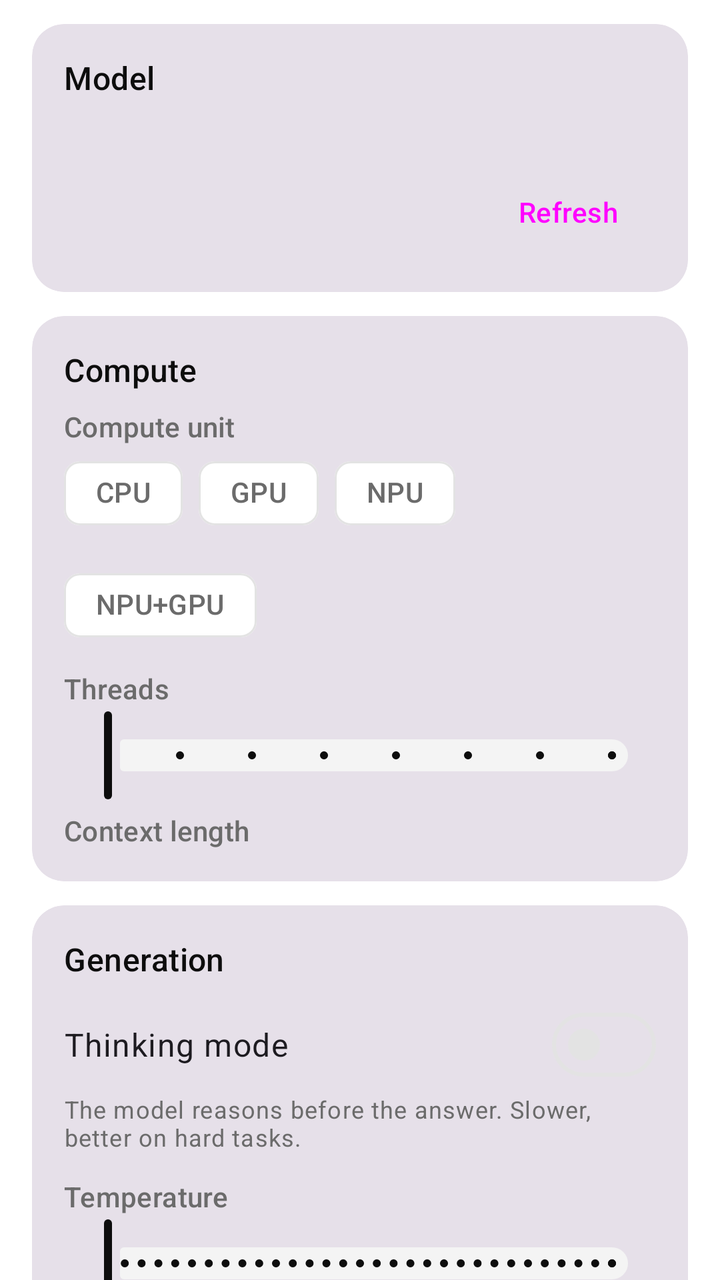
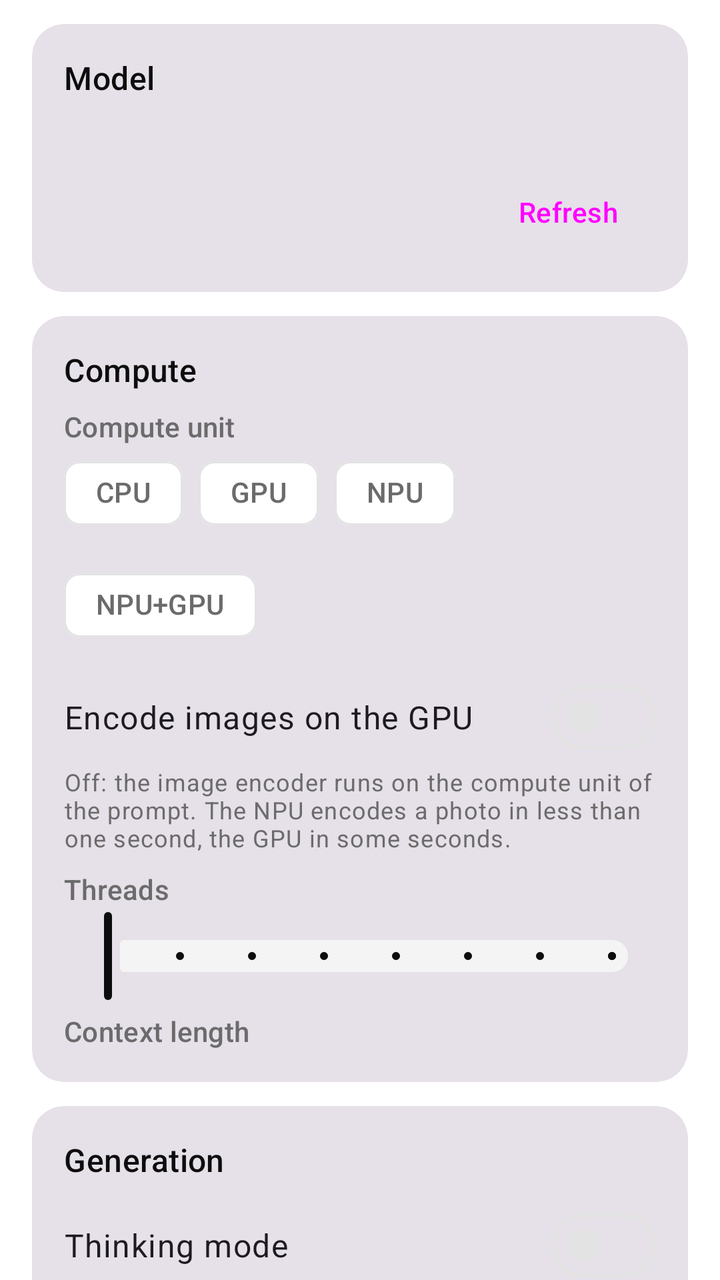

The first picture is an Android layout as it rendered before a commit; the second is the same layout after the commit. The layout source and the unified diff follow.
<!-- AndroidManifest.xml: application theme Theme.QwenMobile -->
<!-- res/layout/fragment_settings.xml -->
<?xml version="1.0" encoding="utf-8"?>
<androidx.core.widget.NestedScrollView xmlns:android="http://schemas.android.com/apk/res/android"
    xmlns:app="http://schemas.android.com/apk/res-auto"
    android:layout_width="match_parent"
    android:layout_height="match_parent"
    android:background="?attr/colorSurface"
    android:clipToPadding="false"
    android:fillViewport="true">

    <LinearLayout
        android:layout_width="match_parent"
        android:layout_height="wrap_content"
        android:orientation="vertical"
        android:paddingHorizontal="16dp"
        android:paddingTop="12dp"
        android:paddingBottom="24dp">

        
        <com.google.android.material.card.MaterialCardView
            style="?attr/materialCardViewFilledStyle"
            android:layout_width="match_parent"
            android:layout_height="wrap_content"
            android:layout_marginBottom="12dp"
            app:cardCornerRadius="16dp">

            <LinearLayout
                android:layout_width="match_parent"
                android:layout_height="wrap_content"
                android:orientation="vertical"
                android:padding="16dp">

                <TextView
                    android:layout_width="match_parent"
                    android:layout_height="wrap_content"
                    android:text="@string/settings_model"
                    android:textAppearance="?attr/textAppearanceTitleMedium"
                    android:textColor="?attr/colorOnSurface" />

                <TextView
                    android:id="@+id/modelHint"
                    android:layout_width="match_parent"
                    android:layout_height="wrap_content"
                    android:layout_marginTop="4dp"
                    android:layout_marginBottom="8dp"
                    android:textAppearance="?attr/textAppearanceBodySmall"
                    android:textColor="?attr/colorOnSurfaceVariant" />

                <LinearLayout
                    android:id="@+id/modelList"
                    android:layout_width="match_parent"
                    android:layout_height="wrap_content"
                    android:orientation="vertical" />

                <TextView
                    android:id="@+id/noModelsText"
                    android:layout_width="match_parent"
                    android:layout_height="wrap_content"
                    android:paddingVertical="8dp"
                    android:text="@string/settings_no_models"
                    android:textAppearance="?attr/textAppearanceBodyMedium"
                    android:textColor="?attr/colorOnSurfaceVariant"
                    android:visibility="gone" />

                <LinearLayout
                    android:layout_width="match_parent"
                    android:layout_height="wrap_content"
                    android:layout_marginTop="4dp"
                    android:gravity="end"
                    android:orientation="horizontal">

                    <Button
                        android:id="@+id/grantButton"
                        style="@style/Widget.Material3.Button.TextButton"
                        android:layout_width="wrap_content"
                        android:layout_height="wrap_content"
                        android:text="@string/settings_grant_access"
                        android:visibility="gone" />

                    <Button
                        android:id="@+id/refreshButton"
                        style="@style/Widget.Material3.Button.TextButton"
                        android:layout_width="wrap_content"
                        android:layout_height="wrap_content"
                        android:text="@string/settings_refresh" />
                </LinearLayout>
            </LinearLayout>
        </com.google.android.material.card.MaterialCardView>

        
        <com.google.android.material.card.MaterialCardView
            style="?attr/materialCardViewFilledStyle"
            android:layout_width="match_parent"
            android:layout_height="wrap_content"
            android:layout_marginBottom="12dp"
            app:cardCornerRadius="16dp">

            <LinearLayout
                android:layout_width="match_parent"
                android:layout_height="wrap_content"
                android:orientation="vertical"
                android:padding="16dp">

                <TextView
                    android:layout_width="match_parent"
                    android:layout_height="wrap_content"
                    android:text="@string/settings_compute"
                    android:textAppearance="?attr/textAppearanceTitleMedium"
                    android:textColor="?attr/colorOnSurface" />

                <TextView
                    android:layout_width="match_parent"
                    android:layout_height="wrap_content"
                    android:layout_marginTop="8dp"
                    android:text="@string/settings_backend"
                    android:textAppearance="?attr/textAppearanceLabelLarge"
                    android:textColor="?attr/colorOnSurfaceVariant" />

                <com.google.android.material.chip.ChipGroup
                    android:id="@+id/backendGroup"
                    android:layout_width="match_parent"
                    android:layout_height="wrap_content"
                    app:selectionRequired="true"
                    app:singleSelection="true">

                    <com.google.android.material.chip.Chip
                        android:id="@+id/cpuChip"
                        style="@style/Widget.Material3.Chip.Filter"
                        android:layout_width="wrap_content"
                        android:layout_height="wrap_content"
                        android:text="@string/settings_backend_cpu" />

                    <com.google.android.material.chip.Chip
                        android:id="@+id/gpuChip"
                        style="@style/Widget.Material3.Chip.Filter"
                        android:layout_width="wrap_content"
                        android:layout_height="wrap_content"
                        android:text="@string/settings_backend_gpu" />

                    <com.google.android.material.chip.Chip
                        android:id="@+id/npuChip"
                        style="@style/Widget.Material3.Chip.Filter"
                        android:layout_width="wrap_content"
                        android:layout_height="wrap_content"
                        android:text="@string/settings_backend_npu" />

                    <com.google.android.material.chip.Chip
                        android:id="@+id/hybridChip"
                        style="@style/Widget.Material3.Chip.Filter"
                        android:layout_width="wrap_content"
                        android:layout_height="wrap_content"
                        android:text="@string/settings_backend_hybrid" />
                </com.google.android.material.chip.ChipGroup>

                <LinearLayout
                    android:layout_width="match_parent"
                    android:layout_height="wrap_content"
                    android:layout_marginTop="8dp"
                    android:orientation="horizontal">

                    <TextView
                        android:layout_width="0dp"
                        android:layout_height="wrap_content"
                        android:layout_weight="1"
                        android:text="@string/settings_threads"
                        android:textAppearance="?attr/textAppearanceLabelLarge"
                        android:textColor="?attr/colorOnSurfaceVariant" />

                    <TextView
                        android:id="@+id/threadsValue"
                        android:layout_width="wrap_content"
                        android:layout_height="wrap_content"
                        android:textAppearance="?attr/textAppearanceLabelLarge"
                        android:textColor="?attr/colorPrimary" />
                </LinearLayout>

                <com.google.android.material.slider.Slider
                    android:id="@+id/threadsSlider"
                    android:layout_width="match_parent"
                    android:layout_height="wrap_content"
                    android:stepSize="1"
                    android:valueFrom="1"
                    android:valueTo="8" />

                <TextView
                    android:layout_width="match_parent"
                    android:layout_height="wrap_content"
                    android:layout_marginTop="4dp"
                    android:text="@string/settings_context"
                    android:textAppearance="?attr/textAppearanceLabelLarge"
                    android:textColor="?attr/colorOnSurfaceVariant" />

                <com.google.android.material.chip.ChipGroup
                    android:id="@+id/contextGroup"
                    android:layout_width="match_parent"
                    android:layout_height="wrap_content"
                    app:selectionRequired="true"
                    app:singleSelection="true" />
            </LinearLayout>
        </com.google.android.material.card.MaterialCardView>

        
        <com.google.android.material.card.MaterialCardView
            style="?attr/materialCardViewFilledStyle"
            android:layout_width="match_parent"
            android:layout_height="wrap_content"
            android:layout_marginBottom="12dp"
            app:cardCornerRadius="16dp">

            <LinearLayout
                android:layout_width="match_parent"
                android:layout_height="wrap_content"
                android:orientation="vertical"
                android:padding="16dp">

                <TextView
                    android:layout_width="match_parent"
                    android:layout_height="wrap_content"
                    android:text="@string/settings_generation"
                    android:textAppearance="?attr/textAppearanceTitleMedium"
                    android:textColor="?attr/colorOnSurface" />

                <com.google.android.material.materialswitch.MaterialSwitch
                    android:id="@+id/thinkingSwitch"
                    android:layout_width="match_parent"
                    android:layout_height="wrap_content"
                    android:layout_marginTop="8dp"
                    android:text="@string/settings_thinking"
                    android:textAppearance="?attr/textAppearanceBodyLarge" />

                <TextView
                    android:layout_width="match_parent"
                    android:layout_height="wrap_content"
                    android:text="@string/settings_thinking_hint"
                    android:textAppearance="?attr/textAppearanceBodySmall"
                    android:textColor="?attr/colorOnSurfaceVariant" />

                <LinearLayout
                    android:layout_width="match_parent"
                    android:layout_height="wrap_content"
                    android:layout_marginTop="12dp"
                    android:orientation="horizontal">

                    <TextView
                        android:layout_width="0dp"
                        android:layout_height="wrap_content"
                        android:layout_weight="1"
                        android:text="@string/settings_temperature"
                        android:textAppearance="?attr/textAppearanceLabelLarge"
                        android:textColor="?attr/colorOnSurfaceVariant" />

                    <TextView
                        android:id="@+id/temperatureValue"
                        android:layout_width="wrap_content"
                        android:layout_height="wrap_content"
                        android:textAppearance="?attr/textAppearanceLabelLarge"
                        android:textColor="?attr/colorPrimary" />
                </LinearLayout>

                <com.google.android.material.slider.Slider
                    android:id="@+id/temperatureSlider"
                    android:layout_width="match_parent"
                    android:layout_height="wrap_content"
                    android:stepSize="0.05"
                    android:valueFrom="0"
                    android:valueTo="1.5" />

                <LinearLayout
                    android:layout_width="match_parent"
                    android:layout_height="wrap_content"
                    android:orientation="horizontal">

                    <TextView
                        android:layout_width="0dp"
                        android:layout_height="wrap_content"
                        android:layout_weight="1"
                        android:text="@string/settings_top_p"
                        android:textAppearance="?attr/textAppearanceLabelLarge"
                        android:textColor="?attr/colorOnSurfaceVariant" />

                    <TextView
                        android:id="@+id/topPValue"
                        android:layout_width="wrap_content"
                        android:layout_height="wrap_content"
                        android:textAppearance="?attr/textAppearanceLabelLarge"
                        android:textColor="?attr/colorPrimary" />
                </LinearLayout>

                <com.google.android.material.slider.Slider
                    android:id="@+id/topPSlider"
                    android:layout_width="match_parent"
                    android:layout_height="wrap_content"
                    android:stepSize="0.01"
                    android:valueFrom="0.5"
                    android:valueTo="1" />
            </LinearLayout>
        </com.google.android.material.card.MaterialCardView>

        
        <com.google.android.material.card.MaterialCardView
            style="?attr/materialCardViewFilledStyle"
            android:layout_width="match_parent"
            android:layout_height="wrap_content"
            app:cardCornerRadius="16dp">

            <LinearLayout
                android:layout_width="match_parent"
                android:layout_height="wrap_content"
                android:orientation="vertical"
                android:padding="16dp">

                <TextView
                    android:layout_width="match_parent"
                    android:layout_height="wrap_content"
                    android:text="@string/settings_about"
                    android:textAppearance="?attr/textAppearanceTitleMedium"
                    android:textColor="?attr/colorOnSurface" />

                <TextView
                    android:id="@+id/versionText"
                    android:layout_width="match_parent"
                    android:layout_height="wrap_content"
                    android:layout_marginTop="8dp"
                    android:textAppearance="?attr/textAppearanceBodyMedium"
                    android:textColor="?attr/colorOnSurface" />

                <TextView
                    android:layout_width="match_parent"
                    android:layout_height="wrap_content"
                    android:layout_marginTop="8dp"
                    android:text="@string/settings_device"
                    android:textAppearance="?attr/textAppearanceLabelLarge"
                    android:textColor="?attr/colorOnSurfaceVariant" />

                <TextView
                    android:id="@+id/deviceText"
                    android:layout_width="match_parent"
                    android:layout_height="wrap_content"
                    android:fontFamily="monospace"
                    android:textColor="?attr/colorOnSurface"
                    android:textSize="12sp" />

                <TextView
                    android:layout_width="match_parent"
                    android:layout_height="wrap_content"
                    android:layout_marginTop="8dp"
                    android:text="@string/settings_loaded_model"
                    android:textAppearance="?attr/textAppearanceLabelLarge"
                    android:textColor="?attr/colorOnSurfaceVariant" />

                <TextView
                    android:id="@+id/modelInfoText"
                    android:layout_width="match_parent"
                    android:layout_height="wrap_content"
                    android:fontFamily="monospace"
                    android:textColor="?attr/colorOnSurface"
                    android:textSize="12sp" />
            </LinearLayout>
        </com.google.android.material.card.MaterialCardView>
    </LinearLayout>
</androidx.core.widget.NestedScrollView>
<!-- resources referenced by this layout -->
<resources>
  <string name="settings_about">About</string>
  <string name="settings_backend">Compute unit</string>
  <string name="settings_backend_cpu">CPU</string>
  <string name="settings_backend_gpu">GPU</string>
  <string name="settings_backend_hybrid">NPU+GPU</string>
  <string name="settings_backend_npu">NPU</string>
  <string name="settings_compute">Compute</string>
  <string name="settings_context">Context length</string>
  <string name="settings_device">Device</string>
  <string name="settings_generation">Generation</string>
  <string name="settings_grant_access">Grant all-files access</string>
  <string name="settings_loaded_model">Loaded model</string>
  <string name="settings_model">Model</string>
  <string name="settings_no_models">No model file found.</string>
  <string name="settings_refresh">Refresh</string>
  <string name="settings_temperature">Temperature</string>
  <string name="settings_thinking">Thinking mode</string>
  <string name="settings_thinking_hint">The model reasons before the answer. Slower, better on hard tasks.</string>
  <string name="settings_threads">Threads</string>
  <string name="settings_top_p">Top-p</string>
  <style name="Theme.QwenMobile" parent="Theme.Material3.Light.NoActionBar">
          <item name="colorPrimary">@color/ink</item>
          <item name="colorOnPrimary">@color/white</item>
          <item name="colorPrimaryContainer">@color/surface_variant</item>
          <item name="colorOnPrimaryContainer">@color/ink</item>
          <item name="colorSecondary">@color/muted</item>
          <item name="colorOnSecondary">@color/white</item>
          <item name="colorSecondaryContainer">@color/surface_variant</item>
          <item name="colorOnSecondaryContainer">@color/ink</item>
          <item name="colorSurface">@color/white</item>
          <item name="colorOnSurface">@color/ink</item>
          <item name="colorSurfaceVariant">@color/surface_variant</item>
          <item name="colorOnSurfaceVariant">@color/muted</item>
          <item name="colorSurfaceContainer">@color/white</item>
          <item name="colorOutline">@color/outline</item>
          <item name="colorOutlineVariant">@color/outline</item>
          <item name="android:colorBackground">@color/white</item>
          <item name="android:statusBarColor">@color/white</item>
          <item name="android:windowLightStatusBar">true</item>
          <item name="android:navigationBarColor">@color/white</item>
          <item name="android:windowLightNavigationBar">true</item>
          <item name="android:textColorPrimary">@color/ink</item>
          <item name="android:textColorSecondary">@color/muted</item>
          <item name="android:textColorHint">@color/faint</item>
      </style>
  <color name="ink">#FF0D0D0D</color>
  <color name="white">#FFFFFFFF</color>
  <color name="surface_variant">#FFF4F4F4</color>
  <color name="muted">#FF6B6B6B</color>
  <color name="outline">#FFE3E3E3</color>
  <color name="faint">#FF9B9B9B</color>
</resources>

<!-- the commit's change to res/layout/fragment_settings.xml (unified diff, before → after) -->
@@ -151,6 +151,21 @@
                         android:text="@string/settings_backend_hybrid" />
                 </com.google.android.material.chip.ChipGroup>
 
+                <com.google.android.material.materialswitch.MaterialSwitch
+                    android:id="@+id/visionGpuSwitch"
+                    android:layout_width="match_parent"
+                    android:layout_height="wrap_content"
+                    android:layout_marginTop="8dp"
+                    android:text="@string/settings_vision_gpu"
+                    android:textAppearance="?attr/textAppearanceBodyLarge" />
+
+                <TextView
+                    android:layout_width="match_parent"
+                    android:layout_height="wrap_content"
+                    android:text="@string/settings_vision_gpu_hint"
+                    android:textAppearance="?attr/textAppearanceBodySmall"
+                    android:textColor="?attr/colorOnSurfaceVariant" />
+
                 <LinearLayout
                     android:layout_width="match_parent"
                     android:layout_height="wrap_content"
<!-- resource entries referenced after the edit -->
@@ -20,6 +20,8 @@
   <string name="settings_thinking_hint">The model reasons before the answer. Slower, better on hard tasks.</string>
   <string name="settings_threads">Threads</string>
   <string name="settings_top_p">Top-p</string>
+  <string name="settings_vision_gpu">Encode images on the GPU</string>
+  <string name="settings_vision_gpu_hint">Off: the image encoder runs on the compute unit of the prompt. The NPU encodes a photo in less than one second, the GPU in some seconds.</string>
   <style name="Theme.QwenMobile" parent="Theme.Material3.Light.NoActionBar">
           <item name="colorPrimary">@color/ink</item>
           <item name="colorOnPrimary">@color/white</item>
